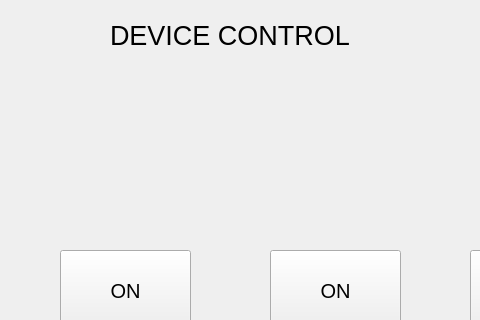
This is main_screen.ui in danh21/PyQt_Device_Control as Qt 5 draws it before an edit; both pictures show x 170 to 650 and y 0 to 320 of the 800 by 600 pixel window. The edited form follows.
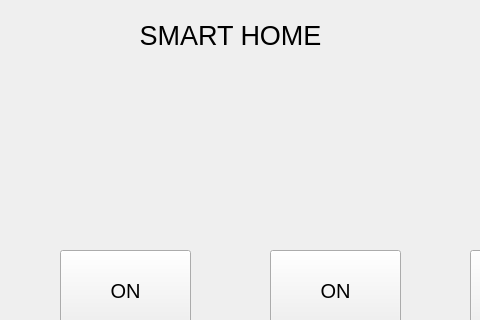
This is the edited form. Icons and pictures are not drawn.

Commit message: v2.0.0: new format + seperate app & ui

Patch:
```diff
--- a/main_screen.ui
+++ b/main_screen.ui
@@ -180,7 +180,7 @@
    <widget class="QLabel" name="label">
     <property name="geometry">
      <rect>
-      <x>280</x>
+      <x>260</x>
       <y>0</y>
       <width>281</width>
       <height>71</height>
@@ -191,8 +191,17 @@
       <pointsize>20</pointsize>
      </font>
     </property>
+    <property name="layoutDirection">
+     <enum>Qt::LeftToRight</enum>
+    </property>
     <property name="text">
-     <string>DEVICE CONTROL</string>
+     <string>SMART HOME</string>
+    </property>
+    <property name="scaledContents">
+     <bool>false</bool>
+    </property>
+    <property name="alignment">
+     <set>Qt::AlignCenter</set>
     </property>
    </widget>
    <widget class="QLabel" name="fan">
```
The commit also changes 4 other files.
